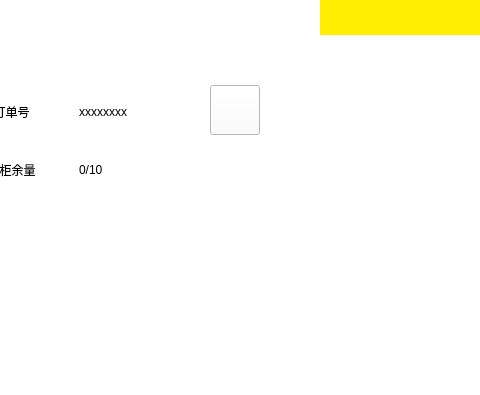
Above: mainwindow.ui from tyy9/IntelligentCabinet_ARM before the change; both pictures show x 320 to 800 and y 85 to 480 of the 800 by 480 pixel window. Below: the same form after it.
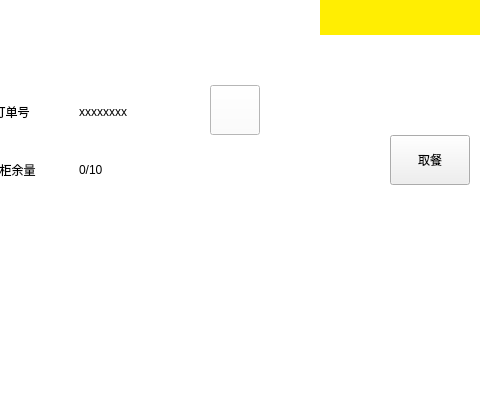
That is the form after the change. Icons and pictures are not drawn.

Commit message: 完成了主界面的扫描，刷卡入柜出柜的功能，制作时间

```diff
--- a/mainwindow.ui
+++ b/mainwindow.ui
@@ -203,7 +203,7 @@
      <string notr="true">background-color: rgb(255, 255, 255);</string>
     </property>
    </widget>
-   <widget class="QWidget" name="">
+   <widget class="QWidget" name="layoutWidget">
     <property name="geometry">
      <rect>
       <x>10</x>
@@ -253,6 +253,25 @@
      </item>
     </layout>
    </widget>
+   <widget class="QPushButton" name="btnTakeItem">
+    <property name="geometry">
+     <rect>
+      <x>710</x>
+      <y>220</y>
+      <width>80</width>
+      <height>50</height>
+     </rect>
+    </property>
+    <property name="minimumSize">
+     <size>
+      <width>50</width>
+      <height>50</height>
+     </size>
+    </property>
+    <property name="text">
+     <string>取餐</string>
+    </property>
+   </widget>
   </widget>
  </widget>
  <resources/>
```
Left out of the diff: 4 changed lines with no effect on the pictures. The commit also changes 5 other files.
